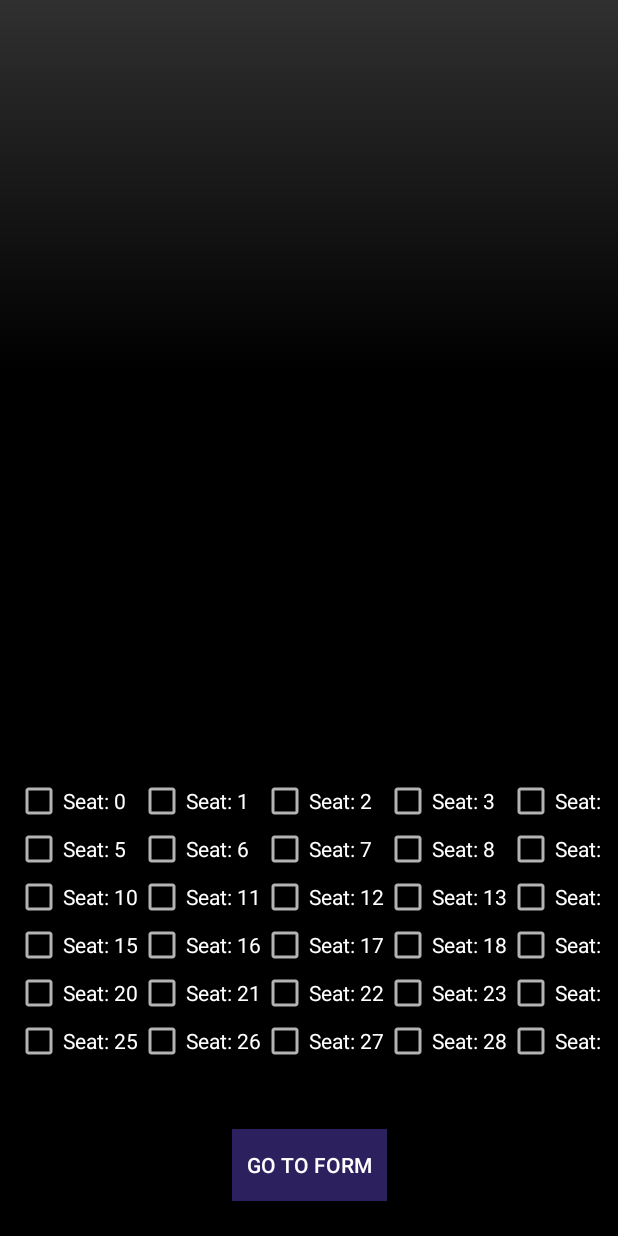
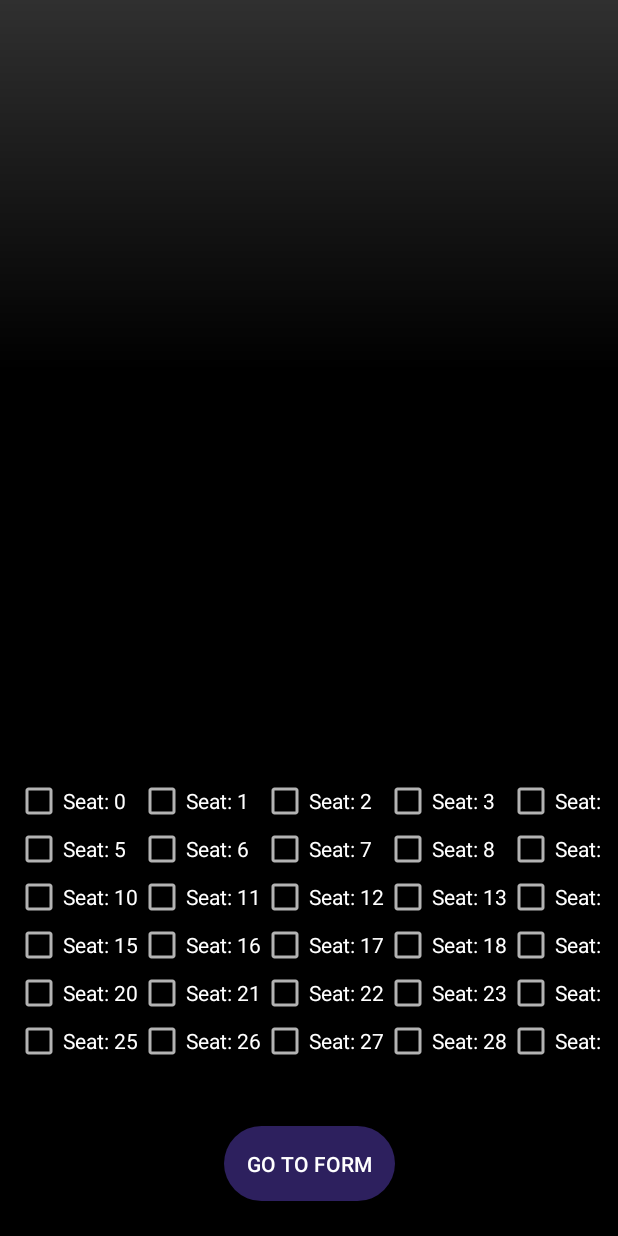
Before and after one commit to froilaaaaan1/cinematix, an Android app: the SeatsActivity screen opened directly, with no data from a screen before it, on a phone screen of 412 x 824 dp. Run offline under Robolectric (Android 15) with nearby library versions, the phone set to English and light mode, and no system bars.

Commit message:
added rounded buttons

```diff
--- /dev/null
+++ b/app/src/main/res/drawable/rounded_corner.xml
@@ -0,0 +1,5 @@
+<?xml version="1.0" encoding="utf-8"?>
+<shape xmlns:android="http://schemas.android.com/apk/res/android">
+    <corners  android:radius="50dp"/>
+    <solid android:color="@color/violet"/>
+</shape>
--- a/app/src/main/res/layout/activity_form.xml
+++ b/app/src/main/res/layout/activity_form.xml
@@ -65,7 +65,8 @@
         android:backgroundTint="#FFFFFF"
         android:textColorHint="#FFFFFF"
         android:textColor="#FFFFFF"
-        android:padding="12dp"/>
+        android:padding="12dp"
+        android:autofillHints="number" />
 
     <EditText
         android:id="@+id/numSeats"
@@ -86,7 +87,7 @@
         android:layout_marginTop="120dp"
         android:text="@string/buy_tickets"
         android:textColor="#FFFFFF"
-        android:background="#165a72"
+        android:background="@drawable/rounded_corner"
         android:padding="12dp"/>
 
     <TextView
--- a/app/src/main/res/layout/activity_guidelines_notes.xml
+++ b/app/src/main/res/layout/activity_guidelines_notes.xml
@@ -106,7 +106,7 @@
         android:text="@string/next"
         android:textSize="20sp"
         android:padding="10dp"
-        android:background="@color/violet"
+        android:background="@drawable/rounded_corner"
         app:layout_constraintBottom_toBottomOf="parent"
         app:layout_constraintTop_toTopOf="parent"
         app:layout_constraintStart_toStartOf="parent"
--- a/app/src/main/res/layout/activity_seats.xml
+++ b/app/src/main/res/layout/activity_seats.xml
@@ -74,8 +74,8 @@
         android:id="@+id/goToForm"
         android:layout_width="wrap_content"
         android:layout_height="wrap_content"
-        android:background="@color/violet"
-        android:padding="10dp"
+        android:background="@drawable/rounded_corner"
+        android:padding="15dp"
         android:text="@string/go_to_form"
         app:layout_constraintBottom_toBottomOf="parent"
         app:layout_constraintEnd_toEndOf="parent"
--- a/app/src/main/res/layout/movie_item.xml
+++ b/app/src/main/res/layout/movie_item.xml
@@ -55,7 +55,7 @@
         android:textStyle="bold"
         android:fontFamily="@font/sf_ui"
         android:padding="10dp"
-        android:background="@color/violet"
+        android:background="@drawable/rounded_corner"
         android:text="@string/go_to_seats"
         android:layout_height="wrap_content"
         app:layout_constraintBottom_toBottomOf="parent"
--- a/app/src/main/res/layout/popup_modal.xml
+++ b/app/src/main/res/layout/popup_modal.xml
@@ -37,8 +37,10 @@
 
     <Button
         android:id="@+id/okButton"
+        android:padding="5dp"
         android:layout_width="match_parent"
         android:layout_height="wrap_content"
+        android:background="@drawable/rounded_corner"
         android:text="@string/ok"/>
 
 </LinearLayout>
```
Also changed, not shown: app/src/main/res/layout/activity_booking.xml (deleted, +0 -18 lines), app/src/main/res/layout/activity_main.xml (+6 -8 lines).
